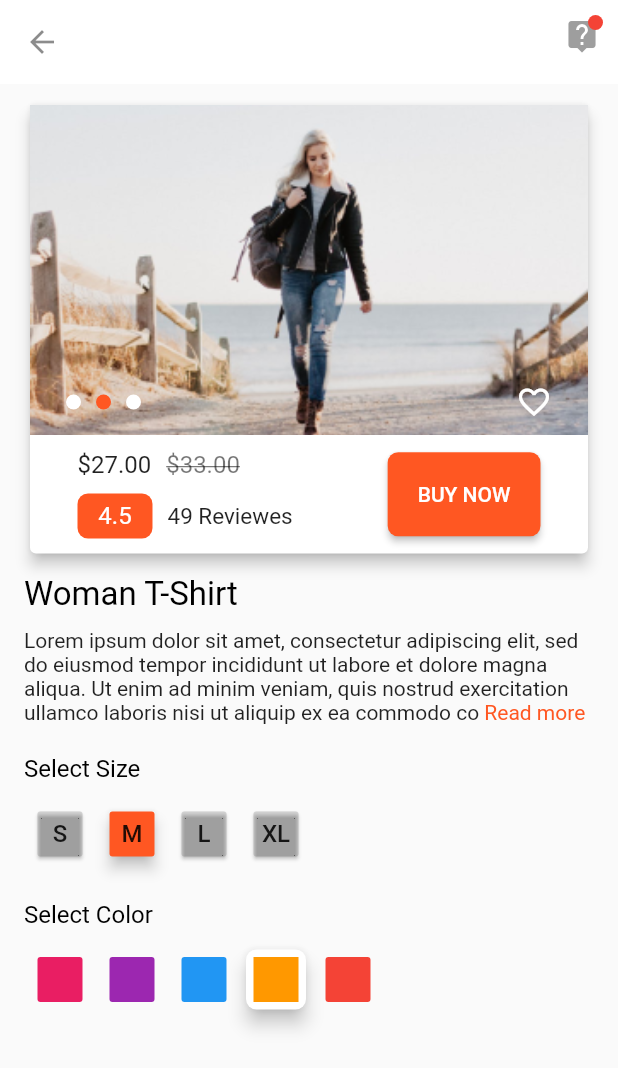
After one commit to agent3bood/E-Commerce-App-UI-Kit-Flutter, a Flutter app: the Product screen opened by its route, on a phone screen of 412 x 824 dp. The commit adds this screen. Shown: the top 1068 px of the screen. Run offline on Flutter 3.47's test engine with Material 2 defaults, Android fonts, the phone set to English and light mode, and no system bars.

Commit message:
product page

```diff
--- a/lib/main.dart
+++ b/lib/main.dart
@@ -3,6 +3,7 @@ import 'package:flutter/material.dart';
 import './screens/home1/home1.dart';
 import './screens/home2/home2.dart';
 import './screens/home2/categories.dart';
+import './widgets/product.dart';
 
 void main() => runApp(MyApp());
 
@@ -19,6 +20,7 @@ class MyApp extends StatelessWidget {
         '/home1': (context) => Home1(),
         '/home2': (context) => Home2(),
         '/home2/categories': (context) => Categories(),
+        '/product': (context) => Product(),
       },
     );
   }
--- /dev/null
+++ b/lib/screens/home2/basic_app_bar.dart
@@ -0,0 +1,52 @@
+import 'package:flutter/material.dart';
+
+class BasicAppBar extends StatelessWidget with PreferredSizeWidget {
+  @override
+  Size get preferredSize => AppBar().preferredSize;
+
+  BasicAppBar({
+    Key key,
+  }) : super(key: key);
+
+  @override
+  Widget build(BuildContext context) {
+    return AppBar(
+      elevation: 0,
+      backgroundColor: Colors.white,
+      leading: IconButton(
+        onPressed: () {
+          Navigator.of(context).pop();
+        },
+        icon: Icon(
+          Icons.arrow_back,
+          color: Colors.black45,
+        ),
+      ),
+      actions: <Widget>[
+        Stack(
+          children: [
+            IconButton(
+              onPressed: () {},
+              icon: Icon(
+                Icons.live_help,
+                color: Colors.grey,
+              ),
+            ),
+            Positioned(
+              top: 10,
+              right: 10,
+              child: Container(
+                width: 10,
+                height: 10,
+                decoration: BoxDecoration(
+                  color: Colors.red,
+                  shape: BoxShape.circle,
+                ),
+              ),
+            ),
+          ],
+        ),
+      ],
+    );
+  }
+}
--- a/lib/screens/home2/categories.dart
+++ b/lib/screens/home2/categories.dart
@@ -1,4 +1,5 @@
 import 'package:flutter/material.dart';
+import 'package:e_commerceappuikit/screens/home2/basic_app_bar.dart';
 import 'package:flutter/src/rendering/sliver.dart';
 import 'package:flutter/src/rendering/sliver_grid.dart';
 
@@ -11,44 +12,7 @@ class Categories extends StatelessWidget {
   Widget build(BuildContext context) {
     return Scaffold(
       key: _scaffoldKey,
-      appBar: AppBar(
-        elevation: 0,
-        backgroundColor: Colors.white,
-        leading: IconButton(
-          onPressed: () {
-            Navigator.of(context).pop();
-          },
-          icon: Icon(
-            Icons.arrow_back,
-            color: Colors.black45,
-          ),
-        ),
-        actions: <Widget>[
-          Stack(
-            children: [
-              IconButton(
-                onPressed: () {},
-                icon: Icon(
-                  Icons.live_help,
-                  color: Colors.grey,
-                ),
-              ),
-              Positioned(
-                top: 10,
-                right: 10,
-                child: Container(
-                  width: 10,
-                  height: 10,
-                  decoration: BoxDecoration(
-                    color: Colors.red,
-                    shape: BoxShape.circle,
-                  ),
-                ),
-              ),
-            ],
-          ),
-        ],
-      ),
+      appBar: BasicAppBar(),
       body: Container(
         padding: EdgeInsets.all(16),
         color: Colors.white,
--- a/lib/screens/home2/teaser.dart
+++ b/lib/screens/home2/teaser.dart
@@ -9,6 +9,10 @@ class Teaser extends StatelessWidget {
   Widget build(BuildContext context) {
     return Card(
       elevation: 1,
+      child: InkWell(
+        onTap: () {
+          Navigator.of(context).pushNamed('/product');
+        },
         child: Container(
           constraints: BoxConstraints.tight(
             Size(
@@ -63,6 +67,7 @@ class Teaser extends StatelessWidget {
             ],
           ),
         ),
+      ),
     );
   }
 }
--- /dev/null
+++ b/lib/widgets/product.dart
@@ -0,0 +1,315 @@
+import 'package:flutter/material.dart';
+
+import '../screens/home2/basic_app_bar.dart';
+import '../widgets/read_more_text.dart';
+
+class Product extends StatelessWidget {
+  @override
+  Widget build(BuildContext context) {
+    return Scaffold(
+      appBar: BasicAppBar(),
+      body: SingleChildScrollView(
+        child: Padding(
+          padding: EdgeInsets.symmetric(horizontal: 16),
+          child: Column(
+            crossAxisAlignment: CrossAxisAlignment.start,
+            children: <Widget>[
+              SizedBox(height: 10),
+              Card(
+                elevation: 4,
+                child: Column(
+                  children: <Widget>[
+                    Stack(
+                      children: <Widget>[
+                        Image.asset(
+                          'images/Model-PNG-3.png',
+                          width: double.infinity,
+                          height: 220,
+                          fit: BoxFit.cover,
+                        ),
+                        Positioned(
+                          left: 24,
+                          right: 24,
+                          bottom: 10,
+                          child: Row(
+                            mainAxisAlignment: MainAxisAlignment.spaceBetween,
+                            children: <Widget>[
+                              Row(
+                                children: <Widget>[
+                                  Container(
+                                    margin: EdgeInsets.only(right: 10),
+                                    decoration: BoxDecoration(
+                                      color: Colors.white,
+                                      borderRadius:
+                                          BorderRadius.all(Radius.circular(5)),
+                                    ),
+                                    width: 10,
+                                    height: 10,
+                                  ),
+                                  Container(
+                                    margin: EdgeInsets.only(right: 10),
+                                    decoration: BoxDecoration(
+                                      color: Theme.of(context).primaryColor,
+                                      borderRadius:
+                                          BorderRadius.all(Radius.circular(5)),
+                                    ),
+                                    width: 10,
+                                    height: 10,
+                                  ),
+                                  Container(
+                                    margin: EdgeInsets.only(right: 10),
+                                    decoration: BoxDecoration(
+                                      color: Colors.white,
+                                      borderRadius:
+                                          BorderRadius.all(Radius.circular(5)),
+                                    ),
+                                    width: 10,
+                                    height: 10,
+                                  ),
+                                ],
+                              ),
+                              Icon(
+                                Icons.favorite_border,
+                                color: Colors.white,
+                              ),
+                            ],
+                          ),
+                        ),
+                      ],
+                    ),
+                    Row(
+                      mainAxisAlignment: MainAxisAlignment.spaceAround,
+                      children: <Widget>[
+                        Column(
+                          crossAxisAlignment: CrossAxisAlignment.start,
+                          children: <Widget>[
+                            SizedBox(height: 10),
+                            Row(
+                              children: <Widget>[
+                                Text(
+                                  '\$27.00',
+                                  style: TextStyle(
+                                    color: Colors.black87,
+                                    fontSize: 16,
+                                  ),
+                                ),
+                                SizedBox(width: 10),
+                                Text(
+                                  '\$33.00',
+                                  style: TextStyle(
+                                    color: Colors.black54,
+                                    fontSize: 16,
+                                    decoration: TextDecoration.lineThrough,
+                                  ),
+                                ),
+                              ],
+                            ),
+                            SizedBox(height: 10),
+                            Row(
+                              children: <Widget>[
+                                Container(
+                                  width: 50,
+                                  height: 30,
+                                  decoration: BoxDecoration(
+                                    color: Theme.of(context).primaryColor,
+                                    borderRadius: BorderRadius.all(
+                                      Radius.circular(7),
+                                    ),
+                                  ),
+                                  child: Center(
+                                    child: Text(
+                                      '4.5',
+                                      style: TextStyle(
+                                        color: Colors.white,
+                                        fontSize: 16,
+                                      ),
+                                    ),
+                                  ),
+                                ),
+                                SizedBox(width: 10),
+                                Text(
+                                  '49 Reviewes',
+                                  style: TextStyle(
+                                    color: Colors.black87,
+                                    fontSize: 15,
+                                  ),
+                                ),
+                              ],
+                            ),
+                            SizedBox(height: 10),
+                          ],
+                        ),
+                        RaisedButton(
+                          onPressed: () {},
+                          color: Theme.of(context).primaryColor,
+                          padding: EdgeInsets.all(20),
+                          shape: RoundedRectangleBorder(
+                            borderRadius: BorderRadius.circular(7),
+                          ),
+                          child: Text(
+                            'BUY NOW',
+                            style: TextStyle(
+                              color: Colors.white,
+                              fontSize: 14,
+                            ),
+                          ),
+                        ),
+                      ],
+                    ),
+                  ],
+                ),
+              ),
+              SizedBox(height: 10),
+              Text(
+                'Woman T-Shirt',
+                style: TextStyle(
+                  color: Colors.black,
+                  fontSize: 22,
+                ),
+              ),
+              SizedBox(height: 10),
+              ReadMoreText(
+                  'Lorem ipsum dolor sit amet, consectetur adipiscing elit, sed do eiusmod tempor incididunt ut labore et dolore magna aliqua. Ut enim ad minim veniam, quis nostrud exercitation ullamco laboris nisi ut aliquip ex ea commodo consequat. Duis aute irure dolor in reprehenderit in voluptate velit esse cillum dolore eu fugiat nulla pariatur. Excepteur sint occaecat cupidatat non proident, sunt in culpa qui officia deserunt mollit anim id est laborum.',
+                  trimLines: 4,
+                  colorClickableText: Theme.of(context).primaryColor,
+                  trimMode: TrimMode.Line,
+                  trimCollapsedText: ' Read more',
+                  trimExpandedText: ' Less'),
+              SizedBox(height: 20),
+              Text(
+                'Select Size',
+                style: TextStyle(
+                  color: Colors.black,
+                  fontSize: 16,
+                ),
+              ),
+              SizedBox(height: 10),
+              Row(
+                children: <Widget>[
+                  MaterialButton(
+                    onPressed: () {},
+                    padding: EdgeInsets.all(0),
+                    minWidth: 30,
+                    height: 30,
+                    color: Colors.black12,
+                    elevation: 1,
+                    child: Text(
+                      'S',
+                      style: TextStyle(
+                        fontSize: 16,
+                      ),
+                    ),
+                  ),
+                  MaterialButton(
+                    onPressed: () {},
+                    padding: EdgeInsets.all(0),
+                    minWidth: 30,
+                    height: 30,
+                    color: Theme.of(context).primaryColor,
+                    elevation: 4,
+                    child: Text(
+                      'M',
+                      style: TextStyle(
+                        fontSize: 16,
+                      ),
+                    ),
+                  ),
+                  MaterialButton(
+                    onPressed: () {},
+                    padding: EdgeInsets.all(0),
+                    minWidth: 30,
+                    height: 30,
+                    color: Colors.black12,
+                    elevation: 1,
+                    child: Text(
+                      'L',
+                      style: TextStyle(
+                        fontSize: 16,
+                      ),
+                    ),
+                  ),
+                  MaterialButton(
+                    onPressed: () {},
+                    padding: EdgeInsets.all(0),
+                    minWidth: 30,
+                    height: 30,
+                    color: Colors.black12,
+                    elevation: 1,
+                    child: Text(
+                      'XL',
+                      style: TextStyle(
+                        fontSize: 16,
+                      ),
+                    ),
+                  ),
+                ],
+              ),
+              SizedBox(height: 20),
+              Text(
+                'Select Color',
+                style: TextStyle(
+                  color: Colors.black,
+                  fontSize: 16,
+                ),
+              ),
+              SizedBox(height: 10),
+              Row(
+                children: <Widget>[
+                  MaterialButton(
+                    onPressed: () {},
+                    padding: EdgeInsets.all(0),
+                    minWidth: 30,
+                    height: 30,
+                    color: Colors.pink,
+                    elevation: 0,
+                  ),
+                  MaterialButton(
+                    onPressed: () {},
+                    padding: EdgeInsets.all(0),
+                    minWidth: 30,
+                    height: 30,
+                    color: Colors.purple,
+                    elevation: 0,
+                  ),
+                  MaterialButton(
+                    onPressed: () {},
+                    padding: EdgeInsets.all(0),
+                    minWidth: 30,
+                    height: 30,
+                    color: Colors.blue,
+                    elevation: 0,
+                  ),
+                  MaterialButton(
+                    onPressed: () {},
+                    padding: EdgeInsets.all(5),
+                    minWidth: 30,
+                    height: 30,
+                    color: Colors.white,
+                    elevation: 5,
+                    shape: RoundedRectangleBorder(
+                      borderRadius: BorderRadius.circular(7),
+                    ),
+                    child: Container(
+                      width: 30,
+                      height: 30,
+                      color: Colors.orange,
+                    ),
+                  ),
+                  MaterialButton(
+                    onPressed: () {},
+                    padding: EdgeInsets.all(0),
+                    minWidth: 30,
+                    height: 30,
+                    color: Colors.red,
+                    elevation: 0,
+                  ),
+                ],
+              ),
+              SizedBox(height: 20)
+            ],
+          ),
+        ),
+      ),
+    );
+  }
+}
--- /dev/null
+++ b/lib/widgets/read_more_text.dart
@@ -0,0 +1,200 @@
+/*
+* https://www.developerlibs.com/2019/07/flutter-text-read-more-expand-feature.html
+* */
+import 'package:flutter/gestures.dart';
+import 'package:flutter/material.dart';
+
+enum TrimMode {
+  Length,
+  Line,
+}
+
+class ReadMoreText extends StatefulWidget {
+  const ReadMoreText(
+    this.data, {
+    Key key,
+    this.trimExpandedText = ' read less',
+    this.trimCollapsedText = ' ...read more',
+    this.colorClickableText,
+    this.trimLength = 240,
+    this.trimLines = 2,
+    this.trimMode = TrimMode.Length,
+    this.style,
+    this.textAlign,
+    this.textDirection,
+    this.locale,
+    this.textScaleFactor,
+    this.semanticsLabel,
+  })  : assert(data != null),
+        super(key: key);
+
+  final String data;
+  final String trimExpandedText;
+  final String trimCollapsedText;
+  final Color colorClickableText;
+  final int trimLength;
+  final int trimLines;
+  final TrimMode trimMode;
+  final TextStyle style;
+  final TextAlign textAlign;
+  final TextDirection textDirection;
+  final Locale locale;
+  final double textScaleFactor;
+  final String semanticsLabel;
+
+  @override
+  ReadMoreTextState createState() => ReadMoreTextState();
+}
+
+const String _kEllipsis = '\u2026';
+
+const String _kLineSeparator = '\u2028';
+
+class ReadMoreTextState extends State<ReadMoreText> {
+  bool _readMore = true;
+
+  void _onTapLink() {
+    setState(() => _readMore = !_readMore);
+  }
+
+  @override
+  Widget build(BuildContext context) {
+    final DefaultTextStyle defaultTextStyle = DefaultTextStyle.of(context);
+    TextStyle effectiveTextStyle = widget.style;
+    if (widget.style == null || widget.style.inherit) {
+      effectiveTextStyle = defaultTextStyle.style.merge(widget.style);
+    }
+
+    final textAlign =
+        widget.textAlign ?? defaultTextStyle.textAlign ?? TextAlign.start;
+    final textDirection = widget.textDirection ?? Directionality.of(context);
+    final textScaleFactor =
+        widget.textScaleFactor ?? MediaQuery.textScaleFactorOf(context);
+    final overflow = defaultTextStyle.overflow;
+    final locale =
+        widget.locale ?? Localizations.localeOf(context, nullOk: true);
+
+    final colorClickableText =
+        widget.colorClickableText ?? Theme.of(context).accentColor;
+
+    TextSpan link = TextSpan(
+      text: _readMore ? widget.trimCollapsedText : widget.trimExpandedText,
+      style: effectiveTextStyle.copyWith(
+        color: colorClickableText,
+      ),
+      recognizer: TapGestureRecognizer()..onTap = _onTapLink,
+    );
+
+    Widget result = LayoutBuilder(
+      builder: (BuildContext context, BoxConstraints constraints) {
+        assert(constraints.hasBoundedWidth);
+        final double maxWidth = constraints.maxWidth;
+
+        // Create a TextSpan with data
+        final text = TextSpan(
+          style: effectiveTextStyle,
+          text: widget.data,
+        );
+
+        // Layout and measure link
+        TextPainter textPainter = TextPainter(
+          text: link,
+          textAlign: textAlign,
+          textDirection: textDirection,
+          textScaleFactor: textScaleFactor,
+          maxLines: widget.trimLines,
+          ellipsis: overflow == TextOverflow.ellipsis ? _kEllipsis : null,
+          locale: locale,
+        );
+        textPainter.layout(minWidth: constraints.minWidth, maxWidth: maxWidth);
+        final linkSize = textPainter.size;
+
+        // Layout and measure text
+        textPainter.text = text;
+        textPainter.layout(minWidth: constraints.minWidth, maxWidth: maxWidth);
+        final textSize = textPainter.size;
+
+        print('linkSize $linkSize textSize $textSize');
+
+        // Get the endIndex of data
+        bool linkLongerThanLine = false;
+        int endIndex;
+
+        if (linkSize.width < maxWidth) {
+          final pos = textPainter.getPositionForOffset(Offset(
+            textSize.width - linkSize.width,
+            textSize.height,
+          ));
+          endIndex = textPainter.getOffsetBefore(pos.offset);
+        } else {
+          var pos = textPainter.getPositionForOffset(
+            textSize.bottomLeft(Offset.zero),
+          );
+          endIndex = pos.offset;
+          linkLongerThanLine = true;
+        }
+
+        var textSpan;
+        switch (widget.trimMode) {
+          case TrimMode.Length:
+            if (widget.trimLength < widget.data.length) {
+              textSpan = TextSpan(
+                style: effectiveTextStyle,
+                text: _readMore
+                    ? widget.data.substring(0, widget.trimLength)
+                    : widget.data,
+                children: <TextSpan>[link],
+              );
+            } else {
+              textSpan = TextSpan(
+                style: effectiveTextStyle,
+                text: widget.data,
+              );
+            }
+            break;
+          case TrimMode.Line:
+            if (textPainter.didExceedMaxLines) {
+              textSpan = TextSpan(
+                style: effectiveTextStyle,
+                text: _readMore
+                    ? widget.data.substring(0, endIndex) +
+                        (linkLongerThanLine ? _kLineSeparator : '')
+                    : widget.data,
+                children: <TextSpan>[link],
+              );
+            } else {
+              textSpan = TextSpan(
+                style: effectiveTextStyle,
+                text: widget.data,
+              );
+            }
+            break;
+          default:
+            throw Exception(
+                'TrimMode type: ${widget.trimMode} is not supported');
+        }
+
+        return RichText(
+          textAlign: textAlign,
+          textDirection: textDirection,
+          softWrap: true,
+          //softWrap,
+          overflow: TextOverflow.clip,
+          //overflow,
+          textScaleFactor: textScaleFactor,
+          text: textSpan,
+        );
+      },
+    );
+    if (widget.semanticsLabel != null) {
+      result = Semantics(
+        textDirection: widget.textDirection,
+        label: widget.semanticsLabel,
+        child: ExcludeSemantics(
+          child: result,
+        ),
+      );
+    }
+    return result;
+  }
+}
```
Also changed, not shown: images/Model-PNG-3.png (added). Lines whose indentation alone changed are shown as unchanged.
